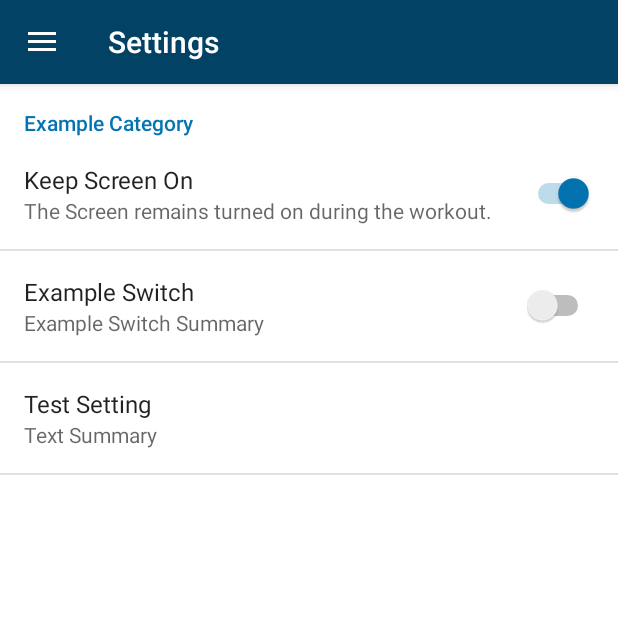
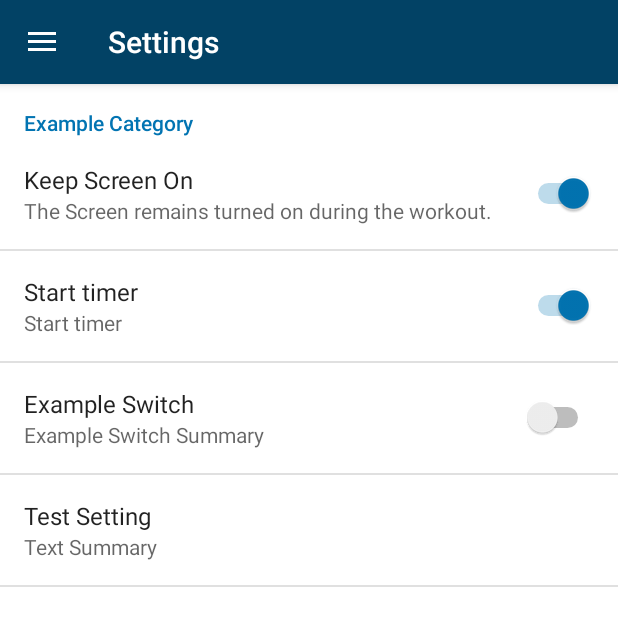
Before and after one commit to SecUSo/privacy-friendly-interval-timer, an Android app: the SettingsActivity screen opened directly, with no data from a screen before it, on a phone screen of 412 x 824 dp. Shown: the top 626 px of the screen. Run offline under Robolectric (Android 15) with nearby library versions, the phone set to English and light mode, and no system bars.

Commit message:
Added an optional start timer before the workout begins

```diff
--- a/app/src/main/res/values/strings.xml
+++ b/app/src/main/res/values/strings.xml
@@ -32,6 +32,7 @@
     <string name="main_button_welcomedialog_text">Use the button in the lower left corner to call the Welcome Dialog.</string>
 
     <!-- ###WORKOUT###-->
+    <string name="workout_headline_start_timer">START IN</string>
     <string name="workout_headline_workout">WORKOUT</string>
     <string name="workout_headline_done">DONE</string>
     <string name="workout_headline_rest">REST</string>
@@ -78,6 +79,9 @@ Ne albucius perfecto adolescens eum, id choro assueverit mea, sed viris constitu
     <string name="pref_example_switch_summary">Example Switch Summary</string>
     <string name="pref_keep_screen_on_switch">Keep Screen On</string>
     <string name="pref_keep_screen_on_switch_summary">The Screen remains turned on during the workout.</string>
+    <string name="pref_start_timer_switch">Start timer</string>
+    <string name="pref_start_timer_switch_summary">A start timer is shown before the workout begins.</string>
+
     <string name="pref_example_summary">Example Summary</string>
 
     <!-- ### TUTORIAL DIALOG ### -->
--- a/app/src/main/res/xml/pref_general.xml
+++ b/app/src/main/res/xml/pref_general.xml
@@ -8,6 +8,13 @@
             android:key="pref_keep_screen_on_switch"
             android:title="@string/pref_keep_screen_on_switch"
             android:summary="@string/pref_keep_screen_on_switch_summary"
+            android:defaultValue="true"/>
+
+        <SwitchPreference
+            android:id="@+id/pref_start_timer_switch"
+            android:key="pref_start_timer_switch"
+            android:title="@string/pref_start_timer_switch"
+            android:summary="@string/pref_start_timer_switch"
             android:defaultValue="true"/>
 
         <SwitchPreference
```
Also changed, not shown: app/src/main/java/org/secuso/privacyfriendlytraining/activities/WorkoutActivity.java (+12 -3 lines), app/src/main/java/org/secuso/privacyfriendlytraining/services/TimerService.java (+30 -17 lines), 1 other file.
